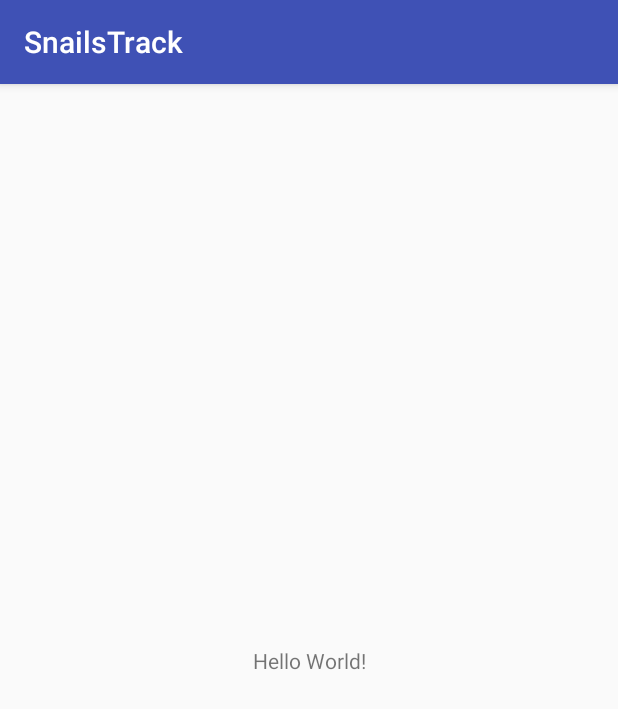
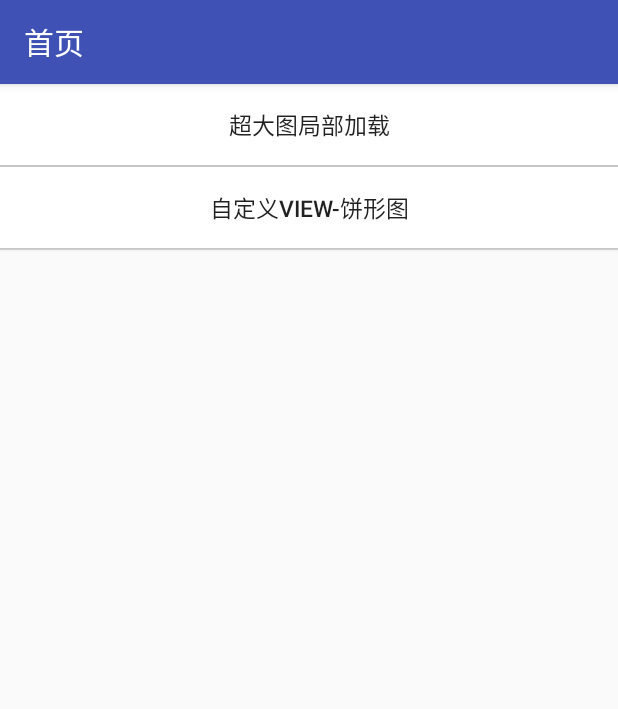
Before and after one commit to sheaye/SnailsTrack, an Android app: the screen it shows after launch (MainActivity), on a phone screen of 412 x 824 dp. Shown: the top 709 px of the screen. Run offline under Robolectric (Android 15) with nearby library versions, the phone set to English and light mode, and no system bars; our stand-ins replace ButterKnife, Timber; 1 statement that could not run was skipped.

Commit message:
本地json解析生成主页目录

```diff
--- a/app/build.gradle
+++ b/app/build.gradle
@@ -22,9 +22,13 @@ dependencies {
     implementation fileTree(dir: 'libs', include: ['*.jar'])
     implementation builtin.support_v7
     implementation builtin.constraint
+    implementation 'com.android.support.constraint:constraint-layout:1.1.0'
     testImplementation builtin.junit
     androidTestImplementation builtin.runner
     androidTestImplementation builtin.espresso_core
     implementation compilation.butterknife
     annotationProcessor processor.butterknife
+    implementation compilation.design
+    implementation compilation.gson
+    implementation compilation.timber
 }
--- a/app/src/main/AndroidManifest.xml
+++ b/app/src/main/AndroidManifest.xml
@@ -7,15 +7,18 @@
         android:icon="@mipmap/ic_launcher"
         android:label="@string/app_name"
         android:roundIcon="@mipmap/ic_launcher_round"
+        android:name=".BaseApplication"
         android:supportsRtl="true"
         android:theme="@style/AppTheme">
-        <activity android:name=".MainActivity">
+        <activity android:name=".main.MainActivity">
             <intent-filter>
                 <action android:name="android.intent.action.MAIN" />
 
                 <category android:name="android.intent.category.LAUNCHER" />
             </intent-filter>
         </activity>
+        <activity android:name=".samples.large_figure_loader.LoadLargeFigureActivity" />
+        <activity android:name=".samples.pie_chart.PieChartActivity" />
     </application>
 
 </manifest>
--- /dev/null
+++ b/app/src/main/java/com/snail/track/BaseApplication.java
@@ -0,0 +1,14 @@
+package com.snail.track;
+
+import android.app.Application;
+
+import timber.log.Timber;
+
+public class BaseApplication extends Application{
+
+    @Override
+    public void onCreate() {
+        super.onCreate();
+        Timber.plant(new Timber.DebugTree());
+    }
+}
--- /dev/null
+++ b/app/src/main/java/com/snail/track/data/MainEntity.java
@@ -0,0 +1,22 @@
+package com.snail.track.data;
+
+public class MainEntity {
+    int id;
+    String name;
+
+    public int getId() {
+        return id;
+    }
+
+    public void setId(int id) {
+        this.id = id;
+    }
+
+    public String getName() {
+        return name;
+    }
+
+    public void setName(String name) {
+        this.name = name;
+    }
+}
--- /dev/null
+++ b/app/src/main/java/com/snail/track/main/MainActivity.java
@@ -0,0 +1,42 @@
+package com.snail.track.main;
+
+import android.os.Bundle;
+import android.support.v7.app.AppCompatActivity;
+import android.support.v7.widget.DividerItemDecoration;
+import android.support.v7.widget.LinearLayoutManager;
+import android.support.v7.widget.RecyclerView;
+import android.view.Gravity;
+
+import com.google.gson.reflect.TypeToken;
+import com.snail.track.R;
+import com.snail.track.data.MainEntity;
+import com.snail.track.utils.LocalJsonParser;
+
+import java.lang.reflect.Type;
+import java.util.List;
+
+import butterknife.BindView;
+import butterknife.ButterKnife;
+
+public class MainActivity extends AppCompatActivity {
+
+    @BindView(R.id.recycler_view)
+    RecyclerView mRecyclerView;
+
+    @Override
+    protected void onCreate(Bundle savedInstanceState) {
+        super.onCreate(savedInstanceState);
+        getSupportActionBar().setTitle(R.string.home_page);
+        setContentView(R.layout.activity_main);
+        ButterKnife.bind(this);
+
+        Type type = new TypeToken<List<MainEntity>>() {
+        }.getType();
+        List<MainEntity> mainEntities = LocalJsonParser.parseJsonToList(this, "main.json", type);
+        MainAdapter mainAdapter = new MainAdapter(this,mainEntities);
+        mRecyclerView.setLayoutManager(new LinearLayoutManager(this));
+        mRecyclerView.addItemDecoration(new DividerItemDecoration(this, LinearLayoutManager.VERTICAL));
+        mRecyclerView.setAdapter(mainAdapter);
+    }
+
+}
--- /dev/null
+++ b/app/src/main/java/com/snail/track/main/MainAdapter.java
@@ -0,0 +1,78 @@
+package com.snail.track.main;
+
+import android.content.Context;
+import android.content.Intent;
+import android.support.annotation.NonNull;
+import android.support.v7.widget.RecyclerView;
+import android.view.LayoutInflater;
+import android.view.View;
+import android.view.ViewGroup;
+import android.widget.Button;
+
+import com.snail.track.R;
+import com.snail.track.data.MainEntity;
+import com.snail.track.samples.pie_chart.PieChartActivity;
+
+import java.util.List;
+
+public class MainAdapter extends RecyclerView.Adapter<MainAdapter.ViewHolder> {
+
+    private final Context mContext;
+    private List<MainEntity> list;
+
+    public MainAdapter(Context context, List<MainEntity> list) {
+        mContext = context;
+        this.list = list;
+    }
+
+    @NonNull
+    @Override
+    public ViewHolder onCreateViewHolder(@NonNull ViewGroup parent, int viewType) {
+        View itemView = LayoutInflater.from(mContext).inflate(R.layout.item_main_entry, parent, false);
+        return new ViewHolder(itemView);
+    }
+
+    @Override
+    public void onBindViewHolder(@NonNull ViewHolder holder, int position) {
+        MainEntity entity = list.get(position);
+        if (entity != null) {
+            holder.mButton.setText(entity.getName());
+            holder.mButton.setOnClickListener(new OnClickListener(entity.getId()));
+        }
+    }
+
+    @Override
+    public int getItemCount() {
+        return list == null ? 0 : list.size();
+    }
+
+    public class ViewHolder extends RecyclerView.ViewHolder {
+
+        Button mButton;
+
+        public ViewHolder(View itemView) {
+            super(itemView);
+            mButton = ((Button) itemView);
+        }
+    }
+
+    class OnClickListener implements View.OnClickListener {
+
+        private int id;
+
+        public OnClickListener(int id) {
+            this.id = id;
+        }
+
+        @Override
+        public void onClick(View v) {
+            switch (id) {
+                case 1:
+                    break;
+                case 2:
+                    mContext.startActivity(new Intent(mContext, PieChartActivity.class));
+                    break;
+            }
+        }
+    }
+}
--- /dev/null
+++ b/app/src/main/java/com/snail/track/utils/LocalJsonParser.java
@@ -0,0 +1,73 @@
+package com.snail.track.utils;
+
+import android.content.Context;
+import android.content.res.AssetManager;
+import android.text.TextUtils;
+
+import com.google.gson.Gson;
+
+import java.io.BufferedReader;
+import java.io.IOException;
+import java.io.InputStreamReader;
+import java.lang.reflect.Type;
+
+public class LocalJsonParser {
+
+    /**
+     * 得到json文件中的内容
+     */
+    public static String getJsonString(Context context, String fileName) {
+        StringBuilder stringBuilder = new StringBuilder();
+        //获得assets资源管理器
+        AssetManager assetManager = context.getAssets();
+        //使用IO流读取json文件内容
+        try {
+            BufferedReader bufferedReader = new BufferedReader(new InputStreamReader(
+                    assetManager.open(fileName), "utf-8"));
+            String line;
+            while ((line = bufferedReader.readLine()) != null) {
+                stringBuilder.append(line);
+            }
+        } catch (IOException e) {
+            e.printStackTrace();
+        }
+        return stringBuilder.toString();
+    }
+
+    /**
+     * 将字符串转换为对象
+     */
+    public static <T> T parseJsonToObject(String json, Class<T> type) {
+        if (TextUtils.isEmpty(json)) {
+            return null;
+        }
+        Gson gson = new Gson();
+        return gson.fromJson(json, type);
+    }
+
+    /**
+     * 将Json文件转换为对象
+     */
+    public static <T> T parseJsonToObject(Context context, String fileName, Class<T> type) {
+        return parseJsonToObject(getJsonString(context, fileName), type);
+    }
+
+    /**
+     * 将字符串转换为List
+     */
+    public static <T> T parseJsonToList(String json, Type type) {
+        if (TextUtils.isEmpty(json)) {
+            return null;
+        }
+        Gson gson = new Gson();
+        return gson.fromJson(json, type);
+    }
+
+    /**
+     * 将Json文件转换为对象
+     */
+    public static <T> T parseJsonToList(Context context, String fileName, Type type) {
+        return parseJsonToList(getJsonString(context, fileName), type);
+    }
+
+}
--- a/app/src/main/res/layout/activity_main.xml
+++ b/app/src/main/res/layout/activity_main.xml
@@ -1,18 +1,14 @@
 <?xml version="1.0" encoding="utf-8"?>
-<android.support.constraint.ConstraintLayout xmlns:android="http://schemas.android.com/apk/res/android"
-    xmlns:app="http://schemas.android.com/apk/res-auto"
+<LinearLayout xmlns:android="http://schemas.android.com/apk/res/android"
     xmlns:tools="http://schemas.android.com/tools"
     android:layout_width="match_parent"
     android:layout_height="match_parent"
-    tools:context=".MainActivity">
+    android:orientation="vertical"
+    tools:context=".main.MainActivity">
 
-    <TextView
-        android:layout_width="wrap_content"
-        android:layout_height="wrap_content"
-        android:text="Hello World!"
-        app:layout_constraintBottom_toBottomOf="parent"
-        app:layout_constraintLeft_toLeftOf="parent"
-        app:layout_constraintRight_toRightOf="parent"
-        app:layout_constraintTop_toTopOf="parent" />
+    <android.support.v7.widget.RecyclerView
+        android:id="@+id/recycler_view"
+        android:layout_width="match_parent"
+        android:layout_height="match_parent"/>
 
-</android.support.constraint.ConstraintLayout>
+</LinearLayout>
--- /dev/null
+++ b/app/src/main/res/layout/item_main_entry.xml
@@ -0,0 +1,9 @@
+<?xml version="1.0" encoding="utf-8"?>
+<Button xmlns:android="http://schemas.android.com/apk/res/android"
+    android:id="@+id/entry_button"
+    android:layout_width="match_parent"
+    android:layout_height="wrap_content"
+    android:padding="15dp"
+    android:textSize="15sp"
+    android:gravity="center"
+    android:background="@android:color/white"/>
--- a/app/src/main/res/values/strings.xml
+++ b/app/src/main/res/values/strings.xml
@@ -1,3 +1,5 @@
 <resources>
     <string name="app_name">SnailsTrack</string>
+    <string name="pie_chart">自定义View-饼形图</string>
+    <string name="home_page">首页</string>
 </resources>
```
Also changed, not shown: app/src/main/assets/main.json (added, +7 -0 lines), app/src/main/java/com/snail/track/MainActivity.java (deleted, +0 -13 lines), app/src/main/java/com/snail/track/samples/large_figure_loader/LoadLargeFigureActivity.java (added, +15 -0 lines), app/src/main/java/com/snail/track/samples/pie_chart/PieChartActivity.java (added, +16 -0 lines), app/src/main/res/layout/activity_load_large_figure.xml (added, +9 -0 lines), app/src/main/res/layout/activity_pie_chart.xml (added, +9 -0 lines), repository.gradle (+6 -2 lines), 1 other file.
